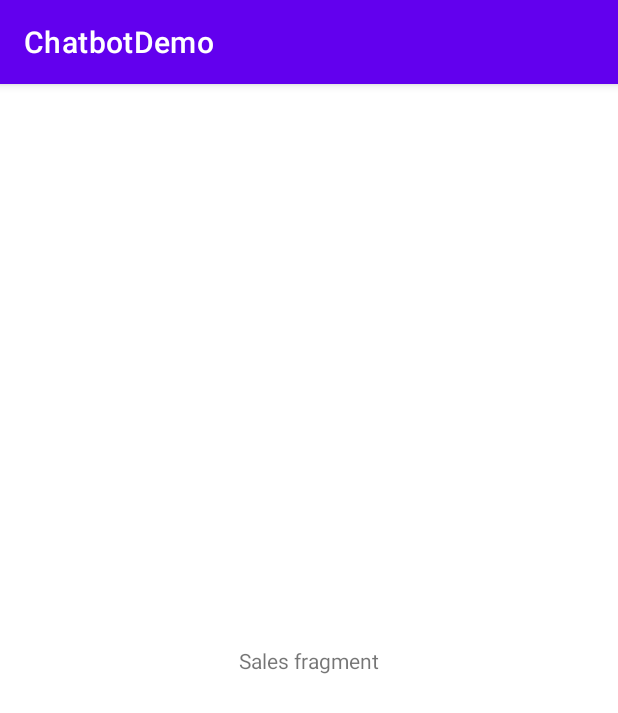
After one commit to zavanton123/multi-module, an Android app: the SalesFragment screen opened directly, with no data from a screen before it, on a phone screen of 412 x 824 dp. The commit adds this screen. Shown: the top 713 px of the screen. Run offline under Robolectric (Android 15) with nearby library versions, the phone set to English and light mode, and no system bars.

Commit message:
SalesFragment is added

```diff
--- a/app/src/main/AndroidManifest.xml
+++ b/app/src/main/AndroidManifest.xml
@@ -20,7 +20,7 @@
                 <category android:name="android.intent.category.LAUNCHER" />
             </intent-filter>
         </activity>
-        <activity android:name=".sales.ui.SalesActivity"></activity>
+        <activity android:name=".sales.ui.activity.SalesActivity"></activity>
         <activity android:name=".chatbot.ChatbotActivity" />
     </application>
 
--- a/app/src/main/java/ru/zavanton/chatbot/MainActivity.kt
+++ b/app/src/main/java/ru/zavanton/chatbot/MainActivity.kt
@@ -7,7 +7,7 @@ import android.widget.Button
 import androidx.appcompat.app.AppCompatActivity
 import ru.zavanton.chatbot.app.di.ApplicationComponentInjector
 import ru.zavanton.chatbot.chatbot.ChatbotActivity
-import ru.zavanton.chatbot.sales.ui.SalesActivity
+import ru.zavanton.chatbot.sales.ui.activity.SalesActivity
 import ru.zavanton.chatbot.utils.TextUtils
 import javax.inject.Inject
 
--- a/app/src/main/java/ru/zavanton/chatbot/sales/di/SalesComponent.kt
+++ b/app/src/main/java/ru/zavanton/chatbot/sales/di/SalesComponent.kt
@@ -7,8 +7,8 @@ import dagger.Provides
 import ru.zavanton.chatbot.app.di.ApplicationComponent
 import ru.zavanton.chatbot.sales.business.ISalesInteractor
 import ru.zavanton.chatbot.sales.business.SalesInteractor
-import ru.zavanton.chatbot.sales.ui.SalesActivity
-import ru.zavanton.chatbot.sales.ui.SalesActivityPresenter
+import ru.zavanton.chatbot.sales.ui.activity.SalesActivity
+import ru.zavanton.chatbot.sales.ui.activity.SalesActivityPresenter
 import ru.zavanton.chatbot.utils.TextUtils
 import javax.inject.Scope
 
--- a/app/src/main/java/ru/zavanton/chatbot/sales/ui/SalesActivity.kt
+++ b/app/src/main/java/ru/zavanton/chatbot/sales/ui/activity/SalesActivity.kt
@@ -1,4 +1,4 @@
-package ru.zavanton.chatbot.sales.ui
+package ru.zavanton.chatbot.sales.ui.activity
 
 import android.content.Context
 import android.content.Intent
@@ -6,6 +6,7 @@ import android.os.Bundle
 import androidx.appcompat.app.AppCompatActivity
 import ru.zavanton.chatbot.R
 import ru.zavanton.chatbot.sales.di.SalesComponentInjector
+import ru.zavanton.chatbot.sales.ui.fragment.SalesFragment
 import javax.inject.Inject
 
 class SalesActivity : AppCompatActivity() {
@@ -27,5 +28,11 @@ class SalesActivity : AppCompatActivity() {
 
         super.onCreate(savedInstanceState)
         setContentView(R.layout.a_sales)
+
+        if (supportFragmentManager.findFragmentById(R.id.fragmentContainer) == null) {
+            supportFragmentManager.beginTransaction()
+                .add(R.id.fragmentContainer, SalesFragment.newInstance(), null)
+                .commit()
+        }
     }
 }
--- a/app/src/main/java/ru/zavanton/chatbot/sales/ui/SalesActivityPresenter.kt
+++ b/app/src/main/java/ru/zavanton/chatbot/sales/ui/activity/SalesActivityPresenter.kt
@@ -1,4 +1,4 @@
-package ru.zavanton.chatbot.sales.ui
+package ru.zavanton.chatbot.sales.ui.activity
 
 import android.util.Log
 import ru.zavanton.chatbot.R
--- /dev/null
+++ b/app/src/main/java/ru/zavanton/chatbot/sales/ui/fragment/SalesFragment.kt
@@ -0,0 +1,25 @@
+package ru.zavanton.chatbot.sales.ui.fragment
+
+import android.os.Bundle
+import android.view.LayoutInflater
+import android.view.View
+import android.view.ViewGroup
+import androidx.fragment.app.Fragment
+import ru.zavanton.chatbot.R
+
+class SalesFragment : Fragment() {
+
+    companion object {
+        fun newInstance(): SalesFragment {
+            return SalesFragment()
+        }
+    }
+
+    override fun onCreateView(
+        inflater: LayoutInflater,
+        container: ViewGroup?,
+        savedInstanceState: Bundle?
+    ): View? {
+        return inflater.inflate(R.layout.f_sales, container, false)
+    }
+}
--- a/app/src/main/res/layout/a_sales.xml
+++ b/app/src/main/res/layout/a_sales.xml
@@ -1,20 +1,7 @@
 <?xml version="1.0" encoding="utf-8"?>
-<androidx.constraintlayout.widget.ConstraintLayout
+<FrameLayout
     xmlns:android="http://schemas.android.com/apk/res/android"
-    xmlns:app="http://schemas.android.com/apk/res-auto"
+    android:id="@+id/fragmentContainer"
     android:layout_width="match_parent"
     android:layout_height="match_parent"
-    >
-
-    <TextView
-        android:id="@+id/tvSales"
-        android:layout_width="wrap_content"
-        android:layout_height="wrap_content"
-        android:text="Sales Activity"
-        app:layout_constraintBottom_toBottomOf="parent"
-        app:layout_constraintEnd_toEndOf="parent"
-        app:layout_constraintStart_toStartOf="parent"
-        app:layout_constraintTop_toTopOf="parent"
-        />
-
-</androidx.constraintlayout.widget.ConstraintLayout>
+    />
--- /dev/null
+++ b/app/src/main/res/layout/f_sales.xml
@@ -0,0 +1,20 @@
+<?xml version="1.0" encoding="utf-8"?>
+<androidx.constraintlayout.widget.ConstraintLayout
+    xmlns:android="http://schemas.android.com/apk/res/android"
+    xmlns:app="http://schemas.android.com/apk/res-auto"
+    android:layout_width="match_parent"
+    android:layout_height="match_parent"
+    >
+
+    <TextView
+        android:id="@+id/tvSalesFragment"
+        android:layout_width="wrap_content"
+        android:layout_height="wrap_content"
+        android:text="Sales fragment"
+        app:layout_constraintBottom_toBottomOf="parent"
+        app:layout_constraintEnd_toEndOf="parent"
+        app:layout_constraintStart_toStartOf="parent"
+        app:layout_constraintTop_toTopOf="parent"
+        />
+
+</androidx.constraintlayout.widget.ConstraintLayout>
```
Also changed, not shown: app/src/main/java/ru/zavanton/chatbot/sales/ui/fragment/SalesFragmentPresenter.kt (added, +14 -0 lines).
